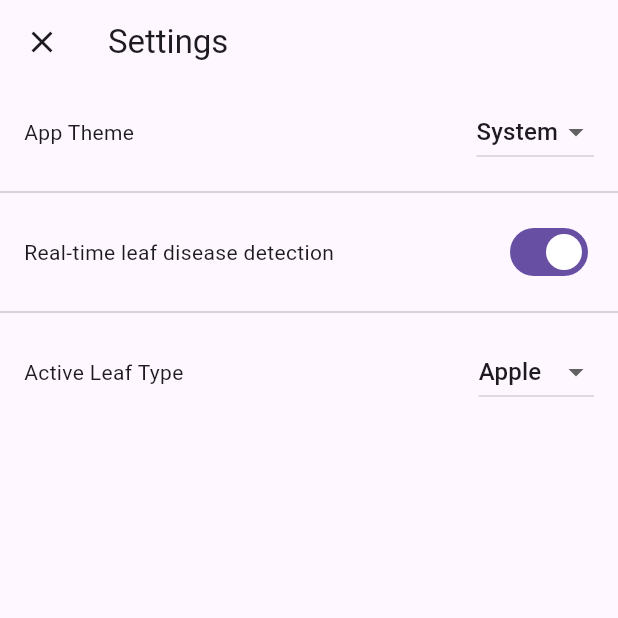
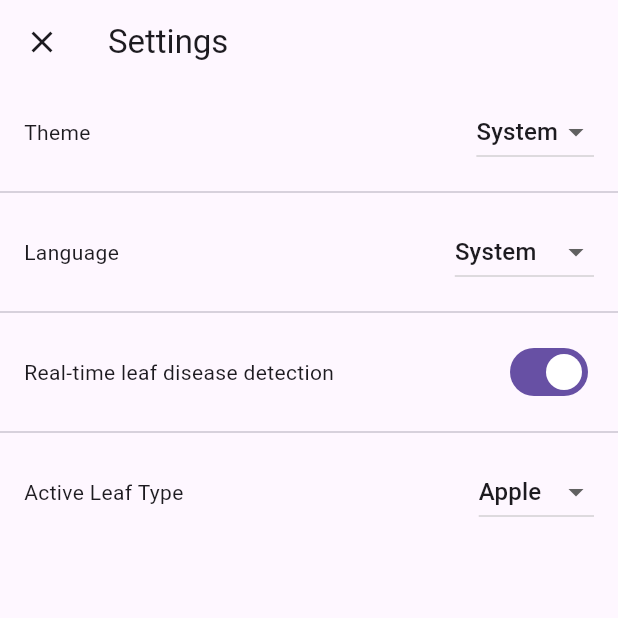
Before and after one commit to karkhotin/leaf-disease-app, a Flutter app: the screen it shows after launch, after a tap on the "settings" icon, on a phone screen of 412 x 824 dp, the top half of it. Run offline on Flutter 3.47's test engine with Material 3 defaults, Android fonts, the phone set to English and light mode, and no system bars; our stand-ins replace blur, camera, copy_with_extension, equatable, flutter_bloc, image_picker and 3 more; missing offline and left inert: pytorch_lite, tflite_flutter; generated files the repository leaves out were written again.

Commit message:
Add ukrainian localization

```diff
--- a/lib/src/components/app_view/bloc/app_cubit.dart
+++ b/lib/src/components/app_view/bloc/app_cubit.dart
@@ -13,7 +13,10 @@ class AppCubit extends Cubit<AppState> {
 
   void load() {
     _settingsSubscription = settingsRepository.getSettingsStream().listen((settings) {
-      emit(AppState(appTheme: settings.theme));
+      emit(AppState(
+        theme: settings.theme,
+        language: settings.language,
+      ));
     });
   }
 
--- a/lib/src/components/app_view/bloc/app_state.dart
+++ b/lib/src/components/app_view/bloc/app_state.dart
@@ -2,10 +2,17 @@ import 'package:leaf_disease_app/src/domain/settings/repository/settings.dart';
 import 'package:equatable/equatable.dart';
 
 final class AppState extends Equatable {
-  final AppTheme appTheme;
+  final AppTheme theme;
+  final AppLanguage language;
 
-  const AppState({this.appTheme = AppTheme.system});
+  const AppState({
+    this.theme = AppTheme.system,
+    this.language = AppLanguage.system,
+  });
 
   @override
-  List<Object?> get props => [appTheme];
+  List<Object?> get props => [
+        theme,
+        language,
+      ];
 }
--- a/lib/src/components/app_view/ui/app_view.dart
+++ b/lib/src/components/app_view/ui/app_view.dart
@@ -6,6 +6,7 @@ import 'package:flutter_gen/gen_l10n/app_localizations.dart';
 import 'package:leaf_disease_app/src/components/app_view/bloc/app_state.dart';
 import 'package:leaf_disease_app/src/components/home_page.dart';
 import 'package:leaf_disease_app/src/domain/settings/repository/settings.dart';
+import 'package:leaf_disease_app/src/utils/localization_utils.dart';
 
 class AppView extends StatelessWidget {
   const AppView({super.key});
@@ -30,9 +31,8 @@ class AppView extends StatelessWidget {
             GlobalWidgetsLocalizations.delegate,
             GlobalCupertinoLocalizations.delegate,
           ],
-          supportedLocales: const [
-            Locale('en', ''), // English, no country code
-          ],
+          locale: state.language.locale,
+          supportedLocales: AppLocalizations.supportedLocales,
 
           // Use AppLocalizations to configure the correct application title
           // depending on the user's locale.
@@ -46,7 +46,7 @@ class AppView extends StatelessWidget {
           // SettingsController to display the correct theme.
           theme: ThemeData(),
           darkTheme: ThemeData.dark(),
-          themeMode: _themeModeFromAppTheme(state.appTheme),
+          themeMode: _themeModeFromAppTheme(state.theme),
 
           home: const HomePage(),
         );
--- a/lib/src/components/settings_page/bloc/settings_event.dart
+++ b/lib/src/components/settings_page/bloc/settings_event.dart
@@ -14,6 +14,12 @@ final class SettingsThemeChanged extends SettingsEvent {
   const SettingsThemeChanged(this.newTheme);
 }
 
+final class SettingsLanguageChanged extends SettingsEvent {
+  final AppLanguage newLanguage;
+
+  const SettingsLanguageChanged(this.newLanguage);
+}
+
 final class SettingsLiveDetectionToggled extends SettingsEvent {
   const SettingsLiveDetectionToggled();
 }
--- a/lib/src/components/settings_page/ui/settings_page.dart
+++ b/lib/src/components/settings_page/ui/settings_page.dart
@@ -42,6 +42,8 @@ class SettingsView extends StatelessWidget {
         children: [
           _wrapRow(_themeRow(context)),
           Divider(),
+          _wrapRow(_languageRow(context)),
+          Divider(),
           _wrapRow(_liveDetectionRow(context)),
           Divider(),
           _wrapRow(_leafTypeRow(context)),
@@ -80,6 +82,39 @@ class SettingsView extends StatelessWidget {
                 DropdownMenuItem(
                   value: AppTheme.dark,
                   child: Text(AppLocalizations.of(context)!.settingsThemeDark),
+                ),
+              ],
+            )
+          ],
+        );
+      },
+    );
+  }
+
+  Widget _languageRow(BuildContext context) {
+    return BlocBuilder<SettingsBloc, SettingsState>(
+      buildWhen: (previous, current) => previous.appSettings?.language != current.appSettings?.language,
+      builder: (context, state) {
+        return Row(
+          mainAxisAlignment: MainAxisAlignment.spaceBetween,
+          children: [
+            Text(AppLocalizations.of(context)!.settingsLanguage),
+            DropdownButton<AppLanguage>(
+              value: state.appSettings?.language ?? AppLanguage.system,
+              onChanged: (language) =>
+                  language != null ? context.read<SettingsBloc>().add(SettingsLanguageChanged(language)) : (),
+              items: [
+                DropdownMenuItem(
+                  value: AppLanguage.system,
+                  child: Text(AppLocalizations.of(context)!.settingsThemeSystem),
+                ),
+                DropdownMenuItem(
+                  value: AppLanguage.english,
+                  child: Text(AppLocalizations.of(context)!.settingsLanguage_en),
+                ),
+                DropdownMenuItem(
+                  value: AppLanguage.ukrainian,
+                  child: Text(AppLocalizations.of(context)!.settingsLanguage_uk),
                 ),
               ],
             )
--- a/lib/src/domain/settings/repository/settings.dart
+++ b/lib/src/domain/settings/repository/settings.dart
@@ -4,19 +4,24 @@ part 'settings.g.dart';
 
 enum AppTheme { system, light, dark }
 
+enum AppLanguage { system, english, ukrainian }
+
 enum LeafType { apple, apricot, cherry, grape, peach, pear, walnut }
 
 @CopyWith()
 final class AppSettings {
   final AppTheme theme;
+  final AppLanguage language;
   final bool isLiveDetectionEnabled;
   final LeafType activeLeafType;
 
   const AppSettings({
     AppTheme? theme,
+    AppLanguage? language,
     bool? isLiveDetectionEnabled,
     LeafType? activeLeafType,
   })  : theme = theme ?? AppTheme.system,
+        language = language ?? AppLanguage.system,
         isLiveDetectionEnabled = isLiveDetectionEnabled ?? true,
         activeLeafType = activeLeafType ?? LeafType.apple;
 }
--- a/lib/src/domain/settings/repository/settings_repository.dart
+++ b/lib/src/domain/settings/repository/settings_repository.dart
@@ -2,6 +2,8 @@ import 'package:leaf_disease_app/src/domain/settings/repository/settings.dart';
 
 abstract class SettingsRepository {
   Future<void> setTheme(AppTheme theme);
+
+  Future<void> setLanguage(AppLanguage language);
 
   Future<void> setLiveDetectionEnabled(bool enabled);
 
--- a/lib/src/domain/settings/repository/settings_repository_impl.dart
+++ b/lib/src/domain/settings/repository/settings_repository_impl.dart
@@ -45,6 +45,12 @@ final class SettingsRepositoryImpl extends SettingsRepository {
   }
 
   @override
+  Future<void> setLanguage(AppLanguage language) {
+    _settingsStreamController.add(_settingsStreamController.value.copyWith(language: language));
+    return _dataProvider.setInt(_SettingsKeys.appLanguageKey, language.index);
+  }
+
+  @override
   Future<void> setActiveLeafType(LeafType leafType) {
     _settingsStreamController.add(_settingsStreamController.value.copyWith(activeLeafType: leafType));
     return _dataProvider.setInt(_SettingsKeys.activeLeafTypeKey, leafType.index);
@@ -53,6 +59,7 @@ final class SettingsRepositoryImpl extends SettingsRepository {
 
 abstract class _SettingsKeys {
   static String appThemeKey = "app_theme";
+  static String appLanguageKey = "app_language";
   static String liveDetectionEnabledKey = "live_detection_enabled";
   static String activeLeafTypeKey = "active_leaf_type";
 }
--- a/lib/src/utils/localization_utils.dart
+++ b/lib/src/utils/localization_utils.dart
@@ -1,3 +1,5 @@
+import 'dart:ui';
+
 import 'package:flutter_gen/gen_l10n/app_localizations.dart';
 import 'package:leaf_disease_app/src/domain/settings/repository/settings.dart';
 
@@ -20,4 +22,32 @@ extension LocalizationUtils on AppLocalizations {
         return leafType_walnut;
     }
   }
+
+  String leafDisease(String label) {
+    switch (label) {
+      case 'Healthy':
+        return disease_healthy;
+      case 'Black measles':
+        return disease_BlackMeasles;
+      case 'Black rot':
+        return disease_BlackRot;
+      case 'Leaf blight':
+        return disease_LeafBlight;
+      default:
+        return label;
+    }
+  }
 }
+
+extension AppLanguageExtension on AppLanguage {
+  Locale? get locale {
+    switch (this) {
+      case AppLanguage.english:
+        return const Locale('en');
+      case AppLanguage.ukrainian:
+        return const Locale('uk');
+      default:
+        return null;
+    }
+  }
+}
```
Also changed, not shown: lib/src/components/details_page/leaf_disease_card/ui/leaf_disease_view.dart (+5 -3 lines), lib/src/components/details_page/ui/details_page.dart (+4 -3 lines), lib/src/components/settings_page/bloc/settings_bloc.dart (+8 -0 lines), lib/src/localization/app_en.arb (+15 -2 lines), lib/src/localization/app_uk.arb (added, +36 -0 lines), lib/src/domain/settings/repository/settings.g.dart.
